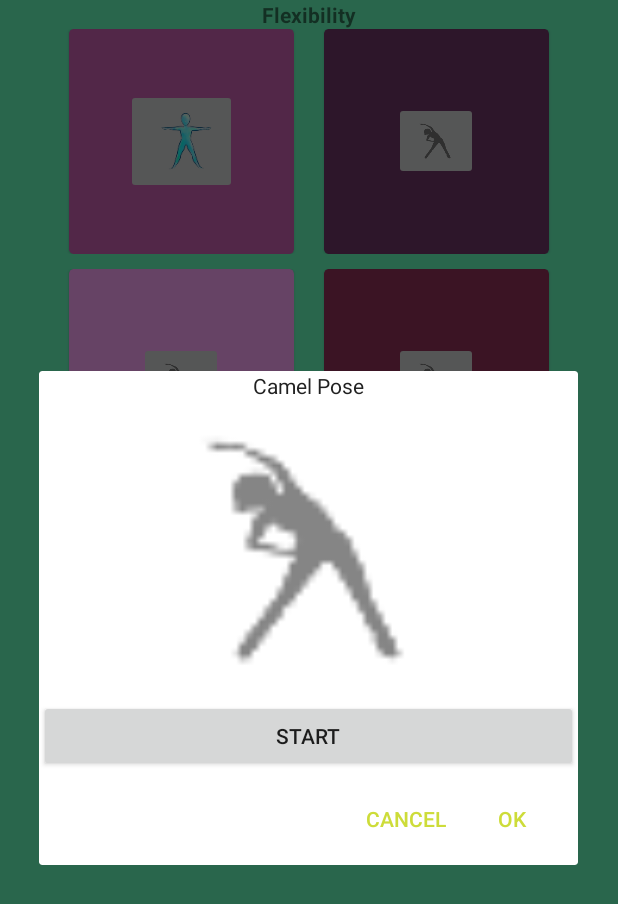
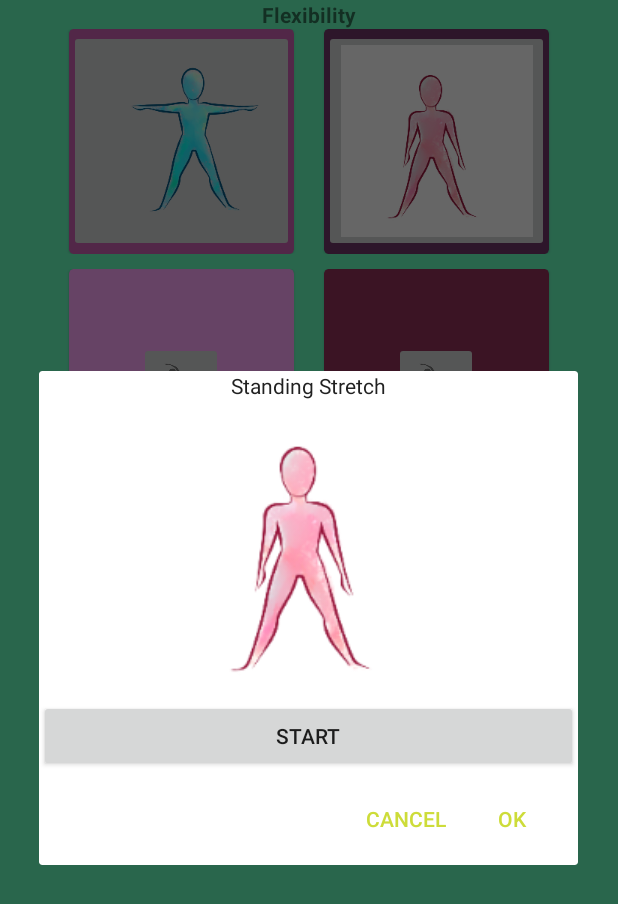
Before and after one commit to jrbrayjr2006/Fitness_Pro_Android, an Android app: the fragment FlexibilityExerciseFragment shown on its own in the app's theme, after a tap on an icon or button, on a phone screen of 412 x 824 dp. Shown: the top 904 px of the screen. Run offline under Robolectric (Android 15) with nearby library versions, the phone set to English and light mode, and no system bars; 1 statement that could not run was skipped.

Commit message:
Added the custom standing stretch exercise and updated the triangle exercise images

```diff
--- a/app/src/main/java/com/jaydot2/fitnessapp/basic/FlexibilityExerciseFragment.java
+++ b/app/src/main/java/com/jaydot2/fitnessapp/basic/FlexibilityExerciseFragment.java
@@ -78,8 +78,8 @@ public class FlexibilityExerciseFragment extends Fragment {
         flexTwoImageButton.setOnClickListener(new View.OnClickListener() {
             @Override
             public void onClick(View v) {
-                Log.d(TAG, "Open exercise dialog on hamstring stretch...");
-                openDialog(getString(R.string.camel_pose), R.drawable.hamstring_stretch);
+                Log.d(TAG, "Open exercise dialog on standing stretch...");
+                openDialog(getString(R.string.standing_stretch), R.drawable.stretch);
             }
         });
 
--- /dev/null
+++ b/app/src/main/res/drawable/stretch.xml
@@ -0,0 +1,10 @@
+<?xml version="1.0" encoding="utf-8"?>
+<animation-list xmlns:android="http://schemas.android.com/apk/res/android"
+    android:oneshot="false">
+    <item android:drawable="@drawable/stretch1" android:duration="200" />
+    <item android:drawable="@drawable/stretch2" android:duration="200" />
+    <item android:drawable="@drawable/stretch3" android:duration="200" />
+    <item android:drawable="@drawable/stretch3" android:duration="200" />
+    <item android:drawable="@drawable/stretch2" android:duration="200" />
+    <item android:drawable="@drawable/stretch1" android:duration="200" />
+</animation-list>
--- a/app/src/main/res/layout/fragement_flexibility.xml
+++ b/app/src/main/res/layout/fragement_flexibility.xml
@@ -61,7 +61,7 @@
                 android:layout_width="wrap_content"
                 android:layout_height="wrap_content"
                 android:layout_gravity="center"
-                android:src="@drawable/default_flex"/>
+                android:src="@drawable/stretch1"/>
 
         </android.support.v7.widget.CardView>
 
--- a/app/src/main/res/values/strings.xml
+++ b/app/src/main/res/values/strings.xml
@@ -82,6 +82,7 @@
     <!-- Flexibility Exercise Strings -->
     <string name="yoga_poses">Yoga Poses</string>
     <string name="runner_stretches">Runner Stretches</string>
+    <string name="standing_stretch">Standing Stretch</string>
     <!-- Yoga -->
     <string name="camel_pose">Camel Pose</string>
     <string name="cobra_pose">Cobra Pose</string>
```
Also changed, not shown: app/src/main/res/drawable-xxxhdpi/stretch1.png (added), app/src/main/res/drawable-xxxhdpi/stretch2.png (added), app/src/main/res/drawable-xxxhdpi/stretch3.png (added), app/src/main/res/drawable-xxxhdpi/triangle1.png, app/src/main/res/drawable-xxxhdpi/triangle2.png, app/src/main/res/drawable-xxxhdpi/triangle3.png, app/src/main/res/drawable-xxxhdpi/triangle4.png.
